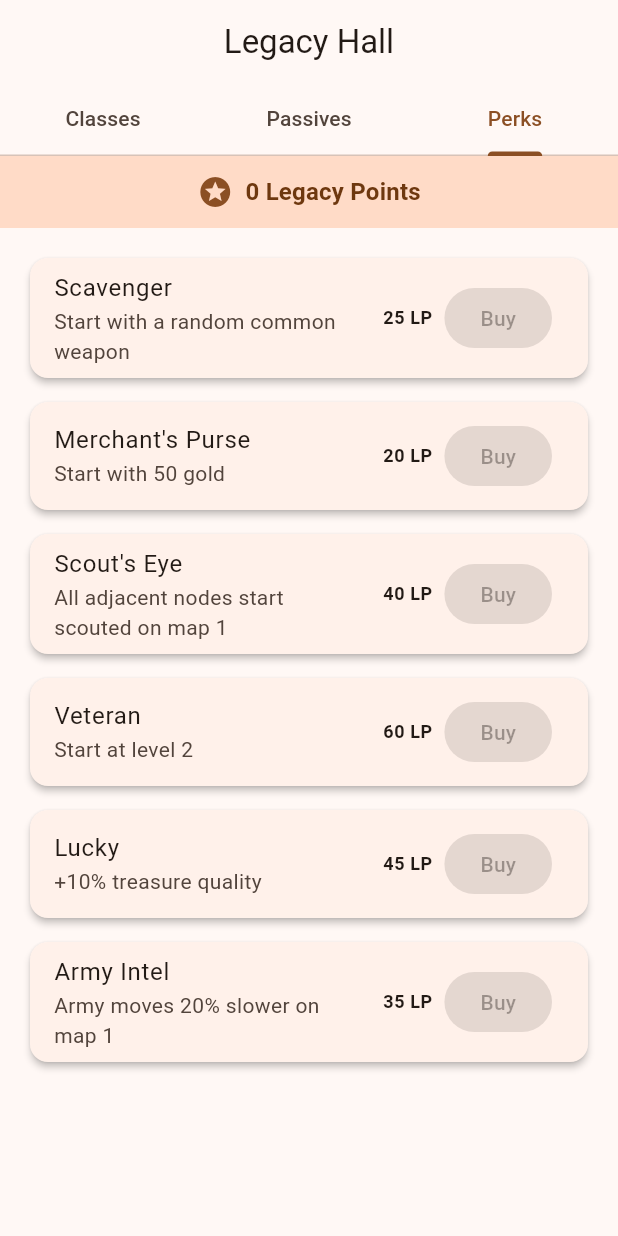
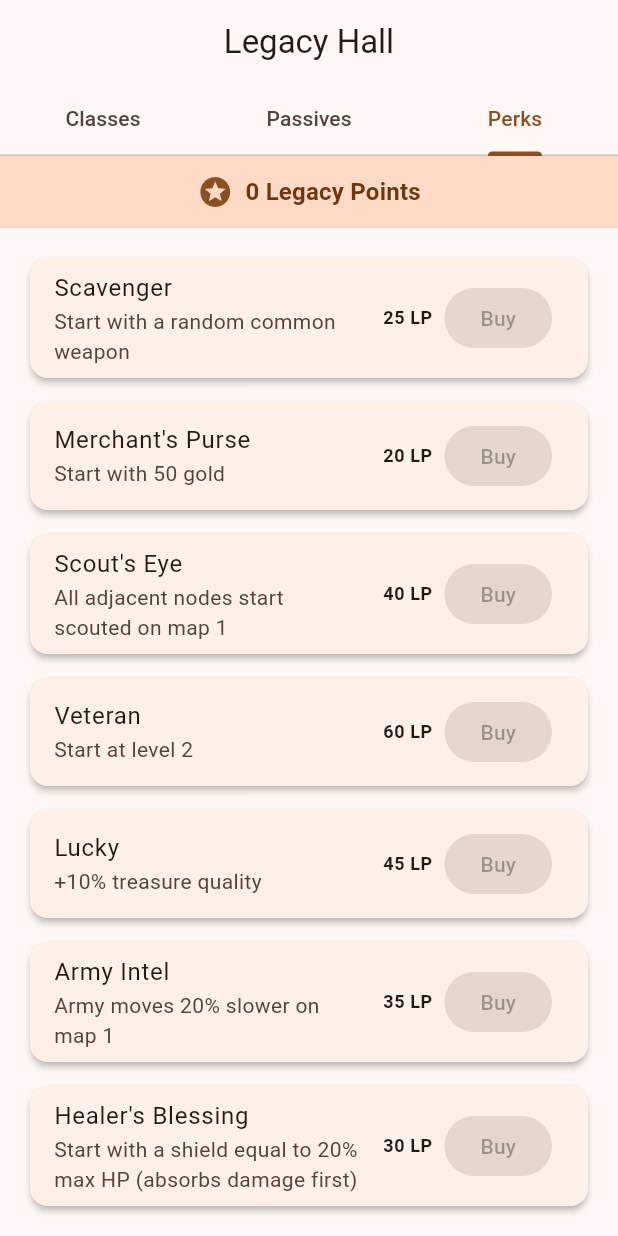
Before and after one commit to smokesignalsolutions/asher_adventure, a Flutter app: the LegacyHallScreen screen opened by its route, tab 3 chosen, on a phone screen of 412 x 824 dp. Run offline on Flutter 3.47's test engine with Material 3 defaults, Android fonts, the phone set to English and light mode, and no system bars; our stand-ins replace audioplayers, flutter_riverpod, go_router, shared_preferences; accounts and stored records are empty.

Commit message:
feat: add shield mechanic and Healer's Blessing perk
Add shieldHp field to Character that absorbs incoming damage before HP.
New starting perk "Healer's Blessing" grants 20% max HP as shield.
Shield absorption applies to both single-target and AOE enemy attacks.

Co-Authored-By: Claude Opus 4.6 (1M context) <noreply@anthropic.com>

```diff
--- a/lib/data/legacy_data.dart
+++ b/lib/data/legacy_data.dart
@@ -49,4 +49,5 @@ const List<StartingPerkDefinition> startingPerks = [
   StartingPerkDefinition(id: 'veteran', name: 'Veteran', description: 'Start at level 2', cost: 60),
   StartingPerkDefinition(id: 'lucky', name: 'Lucky', description: '+10% treasure quality', cost: 45),
   StartingPerkDefinition(id: 'army_intel', name: 'Army Intel', description: 'Army moves 20% slower on map 1', cost: 35),
+  StartingPerkDefinition(id: 'healer_blessing', name: "Healer's Blessing", description: 'Start with a shield equal to 20% max HP (absorbs damage first)', cost: 30),
 ];
--- a/lib/models/character.dart
+++ b/lib/models/character.dart
@@ -48,6 +48,7 @@ class Character {
   int magic;
   Map<EquipmentSlot, Equipment?> equipment;
   List<Ability> abilities;
+  int shieldHp;
   double combatAttackMultiplier; // combat-only, resets each fight
   double combatDefenseMultiplier; // combat-only, resets each fight
   int combatDefenseBonus; // flat defense bonus from abilities like Holy Guard
@@ -66,6 +67,7 @@ class Character {
     required this.magic,
     Map<EquipmentSlot, Equipment?>? equipment,
     List<Ability>? abilities,
+    this.shieldHp = 0,
     this.combatAttackMultiplier = 1.0,
     this.combatDefenseMultiplier = 1.0,
     this.combatDefenseBonus = 0,
@@ -114,6 +116,7 @@ class Character {
       for (var entry in equipment.entries)
         entry.key.name: entry.value?.toJson(),
     },
+    'shieldHp': shieldHp,
     'abilities': abilities.map((a) => a.toJson()).toList(),
   };
 
@@ -137,6 +140,7 @@ class Character {
       defense: json['defense'],
       speed: json['speed'],
       magic: json['magic'],
+      shieldHp: json['shieldHp'] ?? 0,
       equipment: equipMap,
       abilities: (json['abilities'] as List)
           .map((a) => Ability.fromJson(a))
--- a/lib/providers/game_state_provider.dart
+++ b/lib/providers/game_state_provider.dart
@@ -99,6 +99,11 @@ class GameStateNotifier extends StateNotifier<GameState?> {
     if (activePerk == 'veteran') {
       for (final char in party) {
         ProgressionService.addXp(char, ProgressionService.xpForLevel(2));
+      }
+    }
+    if (activePerk == 'healer_blessing') {
+      for (final char in party) {
+        char.shieldHp = (char.totalMaxHp * 0.20).round();
       }
     }
 
--- a/lib/services/combat_service.dart
+++ b/lib/services/combat_service.dart
@@ -296,9 +296,17 @@ class CombatService {
     if (ability.targetType == AbilityTarget.allEnemies) {
       // Hit all allies
       for (final ally in aliveAllies) {
-        final damage = calculateDamage(enemy.effectiveAttack, ability.damage, ally.totalDefense, damageMultiplier: enemyDamageMultiplier);
+        var damage = calculateDamage(enemy.effectiveAttack, ability.damage, ally.totalDefense, damageMultiplier: enemyDamageMultiplier);
+        var log = '${ally.name} takes $damage damage';
+        // Shield absorbs damage first
+        if (ally.shieldHp > 0) {
+          final shieldAbsorb = min(damage, ally.shieldHp);
+          ally.shieldHp -= shieldAbsorb;
+          damage -= shieldAbsorb;
+          if (shieldAbsorb > 0) log += ' (Shield -$shieldAbsorb)';
+        }
         ally.currentHp = max(0, ally.currentHp - damage);
-        logs.add('${ally.name} takes $damage damage');
+        logs.add(log);
 
         // Thorns: reflect 15% damage back
         final allyOffhand = ally.equipment[EquipmentSlot.offhand];
@@ -318,10 +326,18 @@ class CombatService {
 
     // Single target
     final target = aliveAllies[_random.nextInt(aliveAllies.length)];
-    final damage = calculateDamage(enemy.effectiveAttack, ability.damage, target.totalDefense, damageMultiplier: enemyDamageMultiplier);
+    var damage = calculateDamage(enemy.effectiveAttack, ability.damage, target.totalDefense, damageMultiplier: enemyDamageMultiplier);
+    if (!ability.isBasicAttack) ability.isAvailable = false;
+    var log = '${enemy.name} uses ${ability.name} on ${target.name} for $damage damage!';
+    // Shield absorbs damage first
+    if (target.shieldHp > 0) {
+      final shieldAbsorb = min(damage, target.shieldHp);
+      target.shieldHp -= shieldAbsorb;
+      damage -= shieldAbsorb;
+      if (shieldAbsorb > 0) log += ' (Shield -$shieldAbsorb)';
+    }
     target.currentHp = max(0, target.currentHp - damage);
-    if (!ability.isBasicAttack) ability.isAvailable = false;
-    logs.add('${enemy.name} uses ${ability.name} on ${target.name} for $damage damage!');
+    logs.add(log);
 
     // Thorns: reflect 15% damage back
     final offhand = target.equipment[EquipmentSlot.offhand];
```
